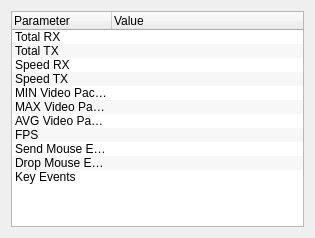
The window that source/client/ui/statistics_dialog.ui (dchapyshev/aspia) describes before a commit, drawn with Qt 5.
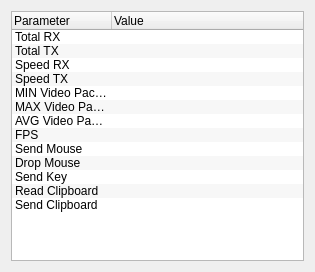
The same window after the commit.

Commit message: Filter for clipboard/key events.

What changed in the file:
```diff
--- a/source/client/ui/statistics_dialog.ui
+++ b/source/client/ui/statistics_dialog.ui
@@ -7,7 +7,7 @@
     <x>0</x>
     <y>0</y>
     <width>315</width>
-    <height>238</height>
+    <height>272</height>
    </rect>
   </property>
   <property name="windowTitle">
@@ -83,17 +83,27 @@
      </item>
      <item>
       <property name="text">
-       <string notr="true">Send Mouse Events</string>
+       <string notr="true">Send Mouse</string>
       </property>
      </item>
      <item>
       <property name="text">
-       <string notr="true">Drop Mouse Events</string>
+       <string notr="true">Drop Mouse</string>
       </property>
      </item>
      <item>
       <property name="text">
-       <string notr="true">Key Events</string>
+       <string notr="true">Send Key</string>
+      </property>
+     </item>
+     <item>
+      <property name="text">
+       <string notr="true">Read Clipboard</string>
+      </property>
+     </item>
+     <item>
+      <property name="text">
+       <string notr="true">Send Clipboard</string>
       </property>
      </item>
     </widget>
```
The commit also changes 9 other files.
